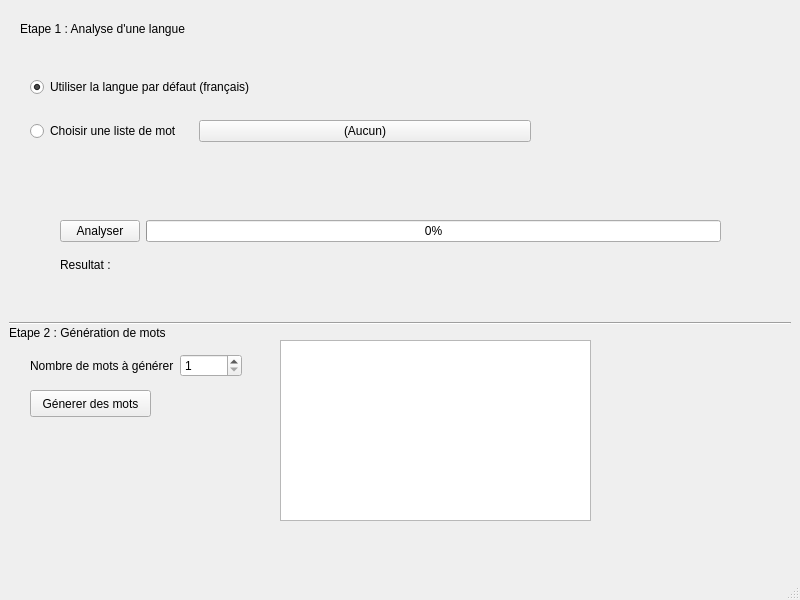
Before: the Qt Designer form mainwindow.ui in Sayanel01/GeMot, drawn with Qt 5.
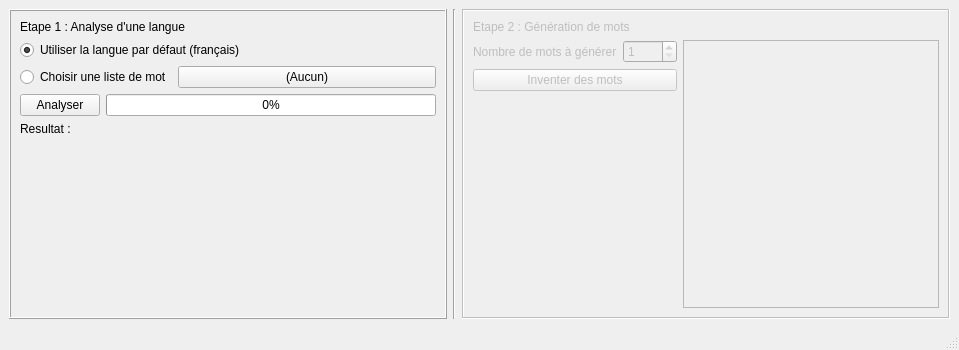
After: the same form once the commit is applied.

Commit message: V1.0! Génération de mots d'avoir liste par défaut

The edit to the form file:
```diff
--- a/mainwindow.ui
+++ b/mainwindow.ui
@@ -6,71 +6,75 @@
    <rect>
     <x>0</x>
     <y>0</y>
-    <width>800</width>
-    <height>600</height>
+    <width>959</width>
+    <height>350</height>
    </rect>
   </property>
   <property name="windowTitle">
    <string>MainWindow</string>
   </property>
   <widget class="QWidget" name="centralwidget">
-   <widget class="QLabel" name="label_Analyse">
-    <property name="geometry">
-     <rect>
-      <x>20</x>
-      <y>20</y>
-      <width>181</width>
-      <height>17</height>
-     </rect>
-    </property>
-    <property name="text">
-     <string>Etape 1 : Analyse d'une langue</string>
-    </property>
-   </widget>
-   <widget class="QLabel" name="label_Generation">
-    <property name="geometry">
-     <rect>
-      <x>9</x>
-      <y>324</y>
-      <width>172</width>
-      <height>17</height>
-     </rect>
-    </property>
+   <layout class="QHBoxLayout" name="horizontalLayout">
+    <item>
+     <widget class="QFrame" name="frame_analyse">
+      <property name="frameShape">
+       <enum>QFrame::Box</enum>
+      </property>
+      <property name="frameShadow">
+       <enum>QFrame::Raised</enum>
+      </property>
+      <layout class="QGridLayout" name="gridLayout_2">
+       <item row="0" column="0">
+        <layout class="QGridLayout" name="layout_analyse">
+         <item row="1" column="0">
+          <layout class="QGridLayout" name="gridLayout">
+           <item row="0" column="1">
+            <widget class="QProgressBar" name="progr_Analyse">
+             <property name="value">
+              <number>0</number>
+             </property>
+            </widget>
+           </item>
+           <item row="1" column="0">
+            <widget class="QLabel" name="label">
     <property name="text">
-     <string>Etape 2 : Génération de mots</string>
-    </property>
-   </widget>
-   <widget class="Line" name="separator">
-    <property name="geometry">
-     <rect>
-      <x>9</x>
-      <y>315</y>
-      <width>782</width>
-      <height>16</height>
-     </rect>
-    </property>
-    <property name="orientation">
-     <enum>Qt::Horizontal</enum>
-    </property>
-   </widget>
-   <widget class="QWidget" name="gridLayoutWidget">
-    <property name="geometry">
-     <rect>
-      <x>30</x>
-      <y>60</y>
-      <width>501</width>
-      <height>101</height>
-     </rect>
-    </property>
+              <string>Resultat :</string>
+             </property>
+            </widget>
+           </item>
+           <item row="1" column="1">
+            <widget class="QLabel" name="label_ResAnalyse">
+             <property name="text">
+              <string/>
+             </property>
+            </widget>
+           </item>
+           <item row="0" column="0">
+            <widget class="QPushButton" name="bouton_LancerAnalyse">
+             <property name="text">
+              <string>Analyser</string>
+             </property>
+            </widget>
+           </item>
+          </layout>
+         </item>
+         <item row="0" column="0">
     <layout class="QGridLayout" name="gridLayout_3">
-     <item row="1" column="0">
+           <item row="2" column="1" colspan="2">
+            <widget class="QPushButton" name="bouton_selecFichier">
+             <property name="text">
+              <string>(Aucun)</string>
+             </property>
+            </widget>
+           </item>
+           <item row="2" column="0">
       <widget class="QRadioButton" name="radio_LanPerso">
        <property name="text">
         <string>Choisir une liste de mot</string>
        </property>
       </widget>
      </item>
-     <item row="0" column="0" colspan="2">
+           <item row="1" column="0" colspan="2">
       <widget class="QRadioButton" name="radio_LangDef">
        <property name="text">
         <string>Utiliser la langue par défaut (français)</string>
@@ -80,37 +84,62 @@
        </property>
       </widget>
      </item>
-     <item row="1" column="1" colspan="2">
-      <widget class="QPushButton" name="bouton_selecFichier">
+           <item row="0" column="0" colspan="3">
+            <widget class="QLabel" name="label_Analyse">
        <property name="text">
-        <string>(Aucun)</string>
+              <string>Etape 1 : Analyse d'une langue</string>
        </property>
       </widget>
      </item>
     </layout>
-   </widget>
+         </item>
+        </layout>
+       </item>
+       <item row="1" column="0">
+        <spacer name="verticalSpacer_2">
+         <property name="orientation">
+          <enum>Qt::Vertical</enum>
+         </property>
+         <property name="sizeHint" stdset="0">
+          <size>
+           <width>20</width>
+           <height>40</height>
+          </size>
+         </property>
+        </spacer>
+       </item>
+      </layout>
+     </widget>
+    </item>
+    <item>
+     <widget class="Line" name="line">
+      <property name="orientation">
+       <enum>Qt::Vertical</enum>
+      </property>
+     </widget>
+    </item>
+    <item>
+     <widget class="QFrame" name="frame_generation">
+      <property name="enabled">
+       <bool>false</bool>
+      </property>
+      <property name="frameShape">
+       <enum>QFrame::Box</enum>
+      </property>
+      <property name="frameShadow">
+       <enum>QFrame::Sunken</enum>
+      </property>
+      <layout class="QVBoxLayout" name="verticalLayout">
+       <item>
+        <layout class="QGridLayout" name="layout_generation">
+         <item row="3" column="0">
    <widget class="QPushButton" name="bouton_GenMots">
-    <property name="geometry">
-     <rect>
-      <x>30</x>
-      <y>390</y>
-      <width>121</width>
-      <height>27</height>
-     </rect>
-    </property>
     <property name="text">
-     <string>Génerer des mots</string>
-    </property>
-   </widget>
-   <widget class="QWidget" name="horizontalLayoutWidget_2">
-    <property name="geometry">
-     <rect>
-      <x>30</x>
-      <y>350</y>
-      <width>212</width>
-      <height>31</height>
-     </rect>
-    </property>
+            <string>Inventer des mots</string>
+           </property>
+          </widget>
+         </item>
+         <item row="2" column="0">
     <layout class="QHBoxLayout" name="horizontalLayout_2">
      <item>
       <widget class="QLabel" name="label_NbMotGen">
@@ -124,19 +153,28 @@
        <property name="minimum">
         <number>1</number>
        </property>
+             <property name="maximum">
+              <number>9999</number>
+             </property>
       </widget>
      </item>
     </layout>
-   </widget>
+         </item>
+         <item row="4" column="0">
+          <spacer name="verticalSpacer">
+           <property name="orientation">
+            <enum>Qt::Vertical</enum>
+           </property>
+           <property name="sizeHint" stdset="0">
+            <size>
+             <width>20</width>
+             <height>40</height>
+            </size>
+           </property>
+          </spacer>
+         </item>
+         <item row="2" column="1" rowspan="4">
    <widget class="QTextEdit" name="text_ResMots">
-    <property name="geometry">
-     <rect>
-      <x>280</x>
-      <y>340</y>
-      <width>311</width>
-      <height>181</height>
-     </rect>
-    </property>
     <property name="cursor" stdset="0">
      <cursorShape>ArrowCursor</cursorShape>
     </property>
@@ -144,46 +182,20 @@
      <bool>true</bool>
     </property>
    </widget>
-   <widget class="QWidget" name="gridLayoutWidget_2">
-    <property name="geometry">
-     <rect>
-      <x>60</x>
-      <y>220</y>
-      <width>661</width>
-      <height>61</height>
-     </rect>
-    </property>
-    <layout class="QGridLayout" name="gridLayout">
-     <item row="0" column="0">
-      <widget class="QPushButton" name="bouton_LancerAnalyse">
-       <property name="text">
-        <string>Analyser</string>
-       </property>
-      </widget>
-     </item>
-     <item row="0" column="1">
-      <widget class="QProgressBar" name="progr_Analyse">
-       <property name="value">
-        <number>0</number>
-       </property>
-      </widget>
-     </item>
-     <item row="1" column="0">
-      <widget class="QLabel" name="label">
+         </item>
+         <item row="1" column="0" colspan="2">
+          <widget class="QLabel" name="label_Generation">
        <property name="text">
-        <string>Resultat :</string>
+            <string>Etape 2 : Génération de mots</string>
        </property>
       </widget>
      </item>
-     <item row="1" column="1">
-      <widget class="QLabel" name="label_ResAnalyse">
-       <property name="text">
-        <string/>
-       </property>
-      </widget>
+        </layout>
      </item>
     </layout>
    </widget>
+    </item>
+   </layout>
   </widget>
   <widget class="QMenuBar" name="menubar">
    <property name="geometry">
```
Left out of the diff: 2 changed lines with no effect on the pictures. Lines whose indentation alone changed are shown as unchanged. The commit also changes 2 other files.
